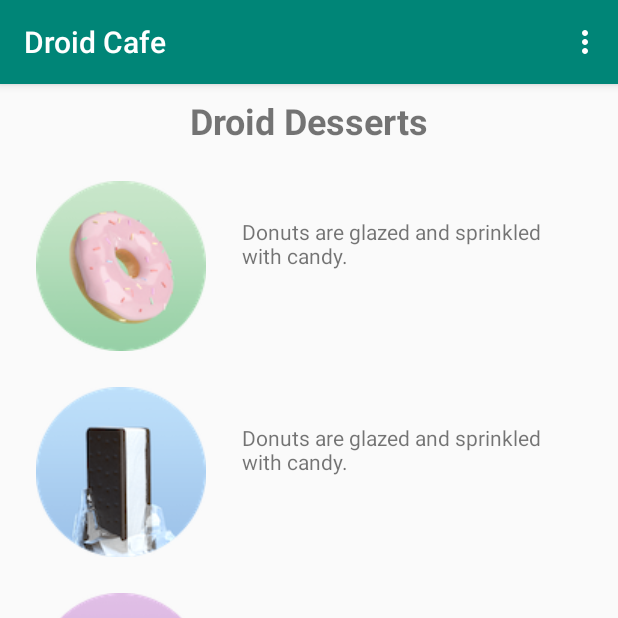
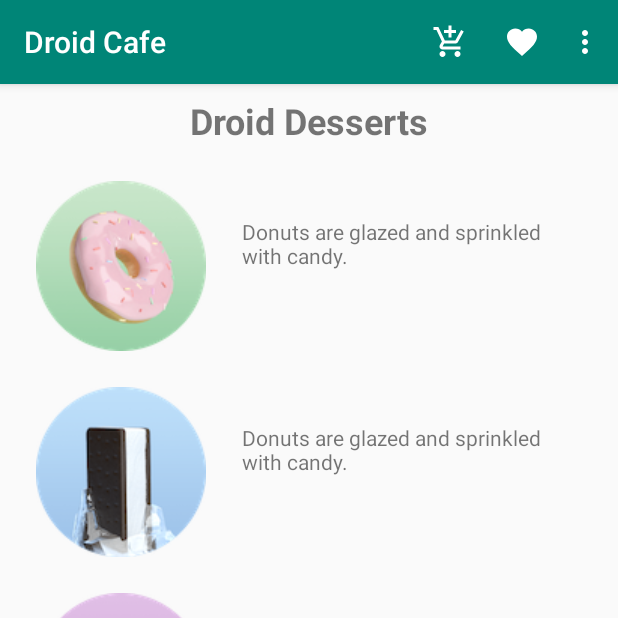
Before and after one commit to frankehlers/DroidCafe, an Android app: the screen it shows after launch (MainActivity), on a phone screen of 412 x 824 dp, the top half of it. Run offline under Robolectric (Android 15) with nearby library versions, the phone set to English and light mode, and no system bars.

Commit message:
added icons for menu items

```diff
--- /dev/null
+++ b/app/src/main/res/drawable-anydpi/ic_favorites_info.xml
@@ -0,0 +1,10 @@
+<vector xmlns:android="http://schemas.android.com/apk/res/android"
+    android:width="24dp"
+    android:height="24dp"
+    android:viewportWidth="24"
+    android:viewportHeight="24"
+    android:tint="#FFFFFF">
+    <path
+        android:fillColor="#FF000000"
+        android:pathData="M12,21.35l-1.45,-1.32C5.4,15.36 2,12.28 2,8.5 2,5.42 4.42,3 7.5,3c1.74,0 3.41,0.81 4.5,2.09C13.09,3.81 14.76,3 16.5,3 19.58,3 22,5.42 22,8.5c0,3.78 -3.4,6.86 -8.55,11.54L12,21.35z"/>
+</vector>
--- /dev/null
+++ b/app/src/main/res/drawable-anydpi/ic_status_info.xml
@@ -0,0 +1,10 @@
+<vector xmlns:android="http://schemas.android.com/apk/res/android"
+    android:width="24dp"
+    android:height="24dp"
+    android:viewportWidth="24"
+    android:viewportHeight="24"
+    android:tint="#FFFFFF">
+    <path
+        android:fillColor="#FF000000"
+        android:pathData="M11,17h2v-6h-2v6zM12,2C6.48,2 2,6.48 2,12s4.48,10 10,10 10,-4.48 10,-10S17.52,2 12,2zM12,20c-4.41,0 -8,-3.59 -8,-8s3.59,-8 8,-8 8,3.59 8,8 -3.59,8 -8,8zM11,9h2L13,7h-2v2z"/>
+</vector>
--- a/app/src/main/res/menu/menu_main.xml
+++ b/app/src/main/res/menu/menu_main.xml
@@ -9,19 +9,22 @@
         app:showAsAction="never" />
     <item
         android:id="@+id/action_order"
+        android:icon="@drawable/ic_shopping_cart"
         android:orderInCategory="10"
         android:title="@string/action_order"
-        app:showAsAction="never" />
+        app:showAsAction="always" />
     <item
         android:id="@+id/action_status"
+        android:icon="@drawable/ic_status_info"
         android:orderInCategory="20"
         android:title="@string/action_status"
-        app:showAsAction="never" />
+        app:showAsAction="ifRoom" />
     <item
         android:id="@+id/action_favorites"
+        android:icon="@drawable/ic_favorites_info"
         android:orderInCategory="30"
         android:title="@string/action_favorites"
-        app:showAsAction="never" />
+        app:showAsAction="always" />
 
 
 </menu>
```
Also changed, not shown: app/src/main/res/drawable-hdpi/ic_favorites_info.png (added), app/src/main/res/drawable-hdpi/ic_status_info.png (added), app/src/main/res/drawable-mdpi/ic_favorites_info.png (added), app/src/main/res/drawable-mdpi/ic_status_info.png (added), app/src/main/res/drawable-xhdpi/ic_favorites_info.png (added), app/src/main/res/drawable-xhdpi/ic_status_info.png (added), app/src/main/res/drawable-xxhdpi/ic_favorites_info.png (added), app/src/main/res/drawable-xxhdpi/ic_status_info.png (added).
